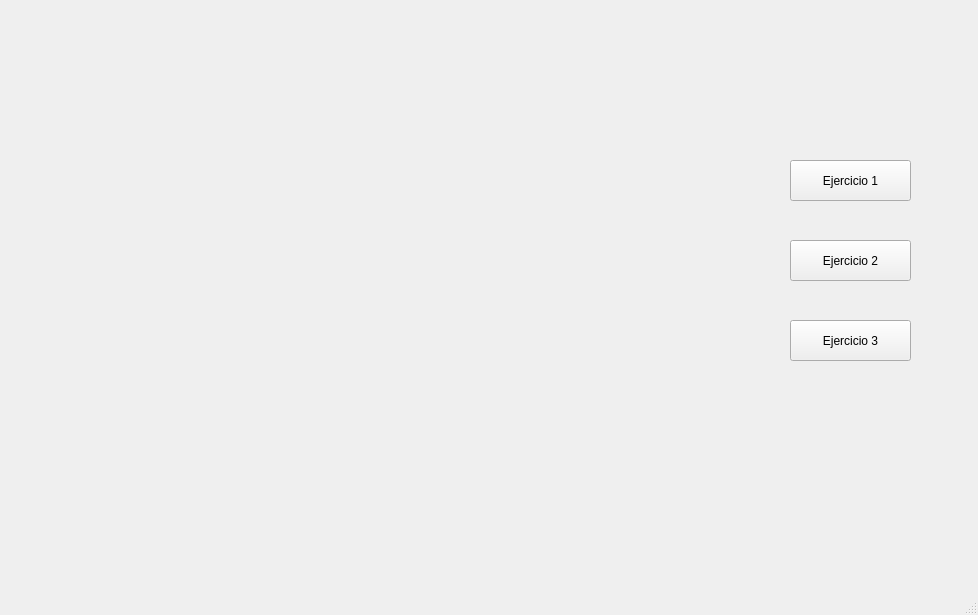
Alejandrocart4/Laboratorio2_Programaci-n3_Jonny_Gomez, file Laboratorio2_Programacion3_Jonng_Gomez/cframe.ui: the form before one commit.
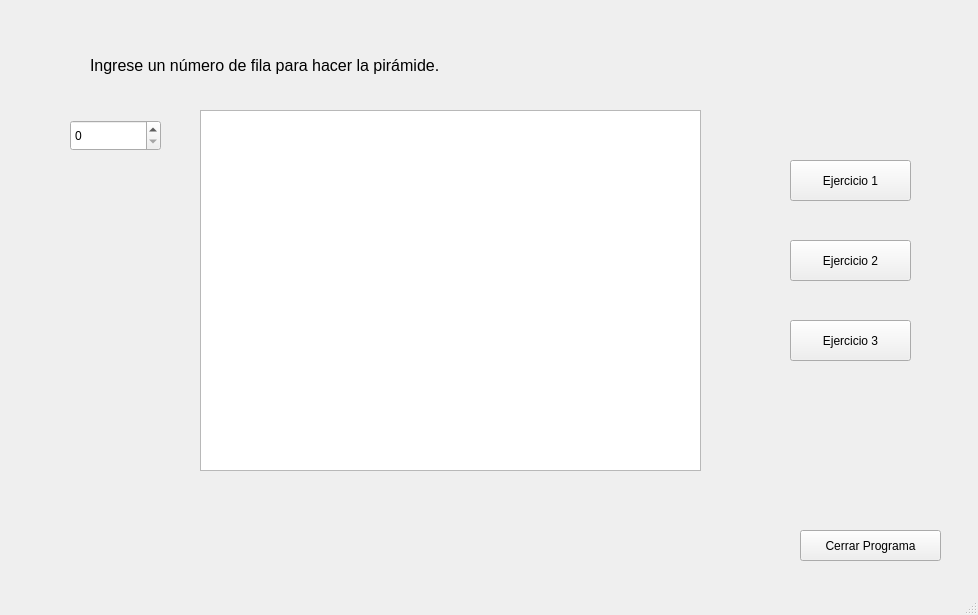
The form after the commit.

```diff
--- a/Laboratorio2_Programacion3_Jonng_Gomez/cframe.ui
+++ b/Laboratorio2_Programacion3_Jonng_Gomez/cframe.ui
@@ -17,13 +17,104 @@
    <widget class="QStackedWidget" name="stackedWidget">
     <property name="geometry">
      <rect>
-      <x>10</x>
+      <x>30</x>
       <y>10</y>
       <width>741</width>
       <height>541</height>
      </rect>
     </property>
-    <widget class="QWidget" name="page"/>
+    <property name="currentIndex">
+     <number>0</number>
+    </property>
+    <widget class="QWidget" name="page">
+     <widget class="QTextEdit" name="txt_Mostrar">
+      <property name="geometry">
+       <rect>
+        <x>170</x>
+        <y>100</y>
+        <width>501</width>
+        <height>361</height>
+       </rect>
+      </property>
+      <property name="font">
+       <font>
+        <pointsize>10</pointsize>
+        <bold>true</bold>
+       </font>
+      </property>
+      <property name="whatsThis">
+       <string>&lt;html&gt;&lt;head/&gt;&lt;body&gt;&lt;p align=&quot;center&quot;&gt;&lt;br/&gt;&lt;/p&gt;&lt;/body&gt;&lt;/html&gt;</string>
+      </property>
+     </widget>
+     <widget class="QSpinBox" name="SB_Fila">
+      <property name="geometry">
+       <rect>
+        <x>40</x>
+        <y>110</y>
+        <width>91</width>
+        <height>31</height>
+       </rect>
+      </property>
+     </widget>
+     <widget class="QLabel" name="label">
+      <property name="geometry">
+       <rect>
+        <x>60</x>
+        <y>30</y>
+        <width>471</width>
+        <height>51</height>
+       </rect>
+      </property>
+      <property name="font">
+       <font>
+        <pointsize>12</pointsize>
+       </font>
+      </property>
+      <property name="text">
+       <string>Ingrese un número de fila para hacer la pirámide.</string>
+      </property>
+     </widget>
+    </widget>
+    <widget class="QWidget" name="page_3">
+     <widget class="QLineEdit" name="num_tarjeta">
+      <property name="geometry">
+       <rect>
+        <x>100</x>
+        <y>100</y>
+        <width>281</width>
+        <height>28</height>
+       </rect>
+      </property>
+     </widget>
+     <widget class="QPushButton" name="PB_calcular">
+      <property name="geometry">
+       <rect>
+        <x>460</x>
+        <y>130</y>
+        <width>101</width>
+        <height>29</height>
+       </rect>
+      </property>
+      <property name="text">
+       <string>Calcular</string>
+      </property>
+     </widget>
+     <widget class="QTextEdit" name="txt_mostrar">
+      <property name="geometry">
+       <rect>
+        <x>120</x>
+        <y>260</y>
+        <width>371</width>
+        <height>151</height>
+       </rect>
+      </property>
+      <property name="font">
+       <font>
+        <pointsize>11</pointsize>
+       </font>
+      </property>
+     </widget>
+    </widget>
     <widget class="QWidget" name="page_2"/>
    </widget>
    <widget class="QPushButton" name="pB_Ex3">
@@ -65,6 +156,19 @@
      <string>Ejercicio 2</string>
     </property>
    </widget>
+   <widget class="QPushButton" name="pB_Close">
+    <property name="geometry">
+     <rect>
+      <x>800</x>
+      <y>530</y>
+      <width>141</width>
+      <height>31</height>
+     </rect>
+    </property>
+    <property name="text">
+     <string>Cerrar Programa</string>
+    </property>
+   </widget>
   </widget>
   <widget class="QMenuBar" name="menubar">
    <property name="geometry">
```
